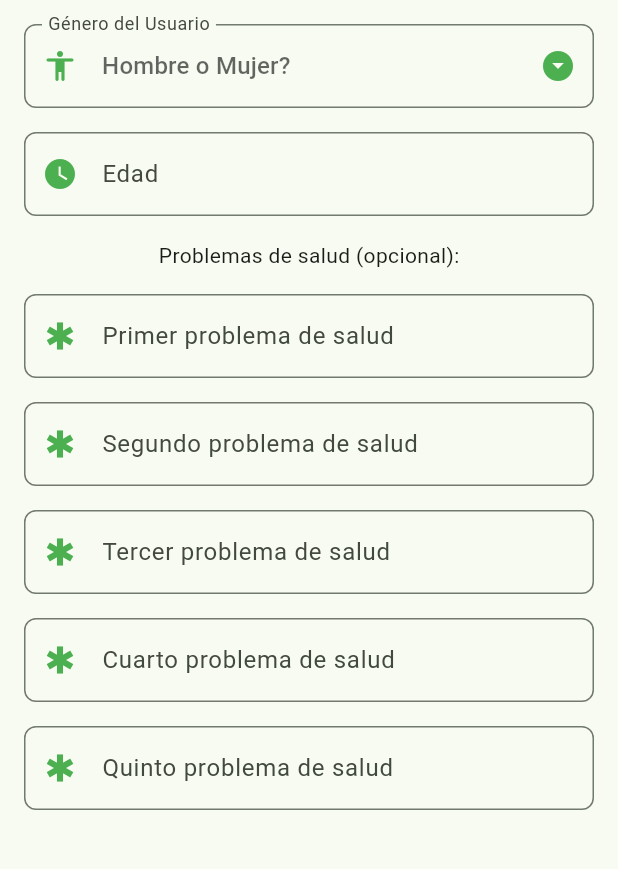
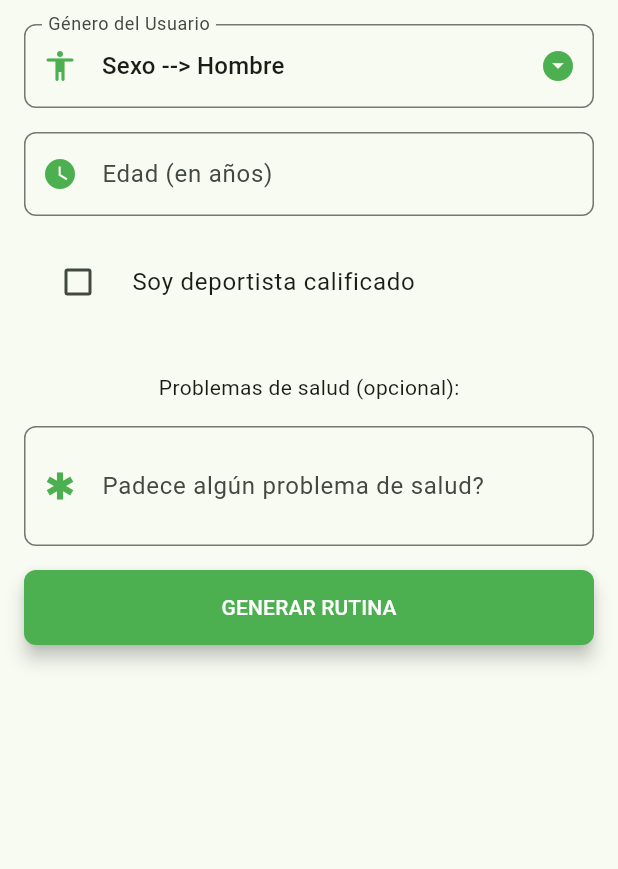
Before and after one commit to CarlosFelipeGM/green_fit, a Flutter app: the PantallaFormularioCorporal screen opened by its route, on a phone screen of 412 x 824 dp, the part 84-953 px from its top. Run offline on Flutter 3.47's test engine with Material 3 defaults, Android fonts, the phone set to English and light mode, and no system bars; our stand-ins replace dio, equatable, flutter_bloc, flutter_dotenv.

Commit message:
feat: cadena de consulta IA autogenerada

```diff
--- a/lib/core/configs/colores.dart
+++ b/lib/core/configs/colores.dart
@@ -2,4 +2,5 @@ import 'package:flutter/material.dart';
 
 class Colores {
   static const Color colorSemilla = Colors.green;
+  static const Color colorContraSemilla = Colors.white;
 }
--- a/lib/display/components/input_formulario.dart
+++ b/lib/display/components/input_formulario.dart
@@ -4,6 +4,7 @@ import 'package:green_fit/core/configs/colores.dart';
 class InputFormulario extends StatelessWidget {
   final String label;
   final IconData icono;
+  final int numeroFilas;
   final TextEditingController? controller;
   final TextInputType? textInputType;
   final String? Function(String?)? validator;
@@ -12,6 +13,7 @@ class InputFormulario extends StatelessWidget {
     super.key,
     required this.label,
     required this.icono,
+    required this.numeroFilas,
     this.controller,
     this.textInputType,
     this.validator,
@@ -20,6 +22,8 @@ class InputFormulario extends StatelessWidget {
   @override
   Widget build(BuildContext context) {
     return TextFormField(
+      minLines: numeroFilas,
+      maxLines: numeroFilas,
       controller: controller,
       keyboardType: textInputType,
       validator: validator,
--- a/lib/display/screens/pantalla_formulario_corporal.dart
+++ b/lib/display/screens/pantalla_formulario_corporal.dart
@@ -17,16 +17,17 @@ class PantallaFormularioCorporal extends StatefulWidget {
 
 class _PantallaFormularioCorporalState
     extends State<PantallaFormularioCorporal> {
-  String? _sexoSeleccionado;
+  String? _sexoSeleccionado = 'Hombre';
+  String _consulta = "";
+  bool? _checkDeportista = false;
+  bool _mostrarDeporte = false;
+
   final List<String> _listaSexo = ['Hombre', 'Mujer'];
 
-  final _formKey = GlobalKey<FormState>();
+  final _idForm = GlobalKey<FormState>();
   final _edadTextController = TextEditingController();
-  final _saludUnoTextController = TextEditingController();
-  final _saludDosTextController = TextEditingController();
-  final _saludTresTextController = TextEditingController();
-  final _saludCuatroTextController = TextEditingController();
-  final _saludCincoTextController = TextEditingController();
+  final _deporteTextController = TextEditingController();
+  final _problemaSaludTextController = TextEditingController();
 
   @override
   Widget build(BuildContext context) {
@@ -38,7 +39,7 @@ class _PantallaFormularioCorporalState
         backgroundColor: Theme.of(context).colorScheme.inversePrimary,
       ),
       body: Form(
-        key: _formKey,
+        key: _idForm,
         child: Padding(
           padding: const EdgeInsets.all(16),
           child: Column(
@@ -46,50 +47,100 @@ class _PantallaFormularioCorporalState
             children: [
               combo(),
               InputFormulario(
-                label: 'Edad',
+                label: 'Edad (en años)',
                 icono: Iconos.campoEdad,
+                numeroFilas: 1,
                 textInputType: TextInputType.number,
                 controller: _edadTextController,
                 validator: (valor) {
                   return ValidacionesData.validarNumeroEntero(valor);
                 },
               ),
+              CheckboxListTile(
+                checkColor: Colores.colorContraSemilla,
+                activeColor: Colores.colorSemilla,
+                value: _checkDeportista,
+                title: Text('Soy deportista calificado'),
+                onChanged: (val) {
+                  setState(() {
+                    _checkDeportista = val;
+                    val == true
+                        ? _mostrarDeporte = true
+                        : _mostrarDeporte = false;
+                  });
+                },
+                controlAffinity: ListTileControlAffinity.leading,
+              ),
+              Visibility(
+                visible: _mostrarDeporte,
+                child: InputFormulario(
+                  label: 'Deporte que practico',
+                  icono: Icons.sports_baseball,
+                  numeroFilas: 1,
+                  textInputType: TextInputType.text,
+                  controller: _deporteTextController,
+                  validator: (valor) {
+                    if (_checkDeportista == true) {
+                      return ValidacionesData.validarCampoObligatorio(valor);
+                    } else {
+                      return null;
+                    }
+                  },
+                ),
+              ),
               Text('Problemas de salud (opcional):'),
               InputFormulario(
-                label: 'Primer problema de salud',
+                label: 'Padece algún problema de salud?',
                 icono: Iconos.campoProblemaSalud,
                 textInputType: TextInputType.text,
-                controller: _saludUnoTextController,
+                numeroFilas: 2,
+                controller: _problemaSaludTextController,
               ),
-              InputFormulario(
-                label: 'Segundo problema de salud',
-                icono: Iconos.campoProblemaSalud,
-                textInputType: TextInputType.text,
-                controller: _saludDosTextController,
-              ),
-              InputFormulario(
-                label: 'Tercer problema de salud',
-                icono: Iconos.campoProblemaSalud,
-                textInputType: TextInputType.text,
-                controller: _saludTresTextController,
-              ),
-              InputFormulario(
-                label: 'Cuarto problema de salud',
-                icono: Iconos.campoProblemaSalud,
-                textInputType: TextInputType.text,
-                controller: _saludCuatroTextController,
-              ),
-              InputFormulario(
-                label: 'Quinto problema de salud',
-                icono: Iconos.campoProblemaSalud,
-                textInputType: TextInputType.text,
-                controller: _saludCincoTextController,
+              ElevatedButton(
+                onPressed: () {
+                  final esValido = _idForm.currentState?.validate();
+                  if (esValido == true) {
+                    _consulta = generarConsulta();
+                  }
+                  print(_consulta);
+                },
+                style: ElevatedButton.styleFrom(
+                  backgroundColor: Colores.colorSemilla,
+                  foregroundColor: Colores.colorContraSemilla,
+                  elevation: 5,
+                  shape: RoundedRectangleBorder(
+                    borderRadius: BorderRadius.circular(8),
+                  ),
+                  minimumSize: const Size(double.infinity, 50),
+                ),
+                child: Text('GENERAR RUTINA'),
               ),
             ],
           ),
         ),
       ),
     );
+  }
+
+  String generarConsulta() {
+    _consulta = "Soy un";
+    (_sexoSeleccionado == 'Mujer')
+        ? _consulta += "a mujer"
+        : _consulta += " hombre de sexo masculino";
+    if (_edadTextController.text.isNotEmpty) {
+      // validar numero entero
+      _consulta += " de ${_edadTextController.text} años de edad";
+    }
+    if (_checkDeportista == true && _deporteTextController.text.isNotEmpty) {
+      _consulta +=
+          ", soy deportista calificado, practico ${_deporteTextController.text}";
+    }
+    if (_problemaSaludTextController.text.isNotEmpty) {
+      _consulta += ", tengo problemas de ${_problemaSaludTextController.text}";
+    }
+    _consulta += ". Que rutinas me sugieres seguir en un gimnasio?";
+    _consulta += " Dame el resultado en formato json";
+    return _consulta;
   }
 
   DropdownButtonFormField<String> combo() {
@@ -112,7 +163,6 @@ class _PantallaFormularioCorporalState
         prefixIcon: Icon(Iconos.campoSexo, color: Colores.colorSemilla),
         border: OutlineInputBorder(borderRadius: BorderRadius.circular(8)),
       ),
-      hint: Text('Hombre o Mujer?'),
     );
   }
 }
```
